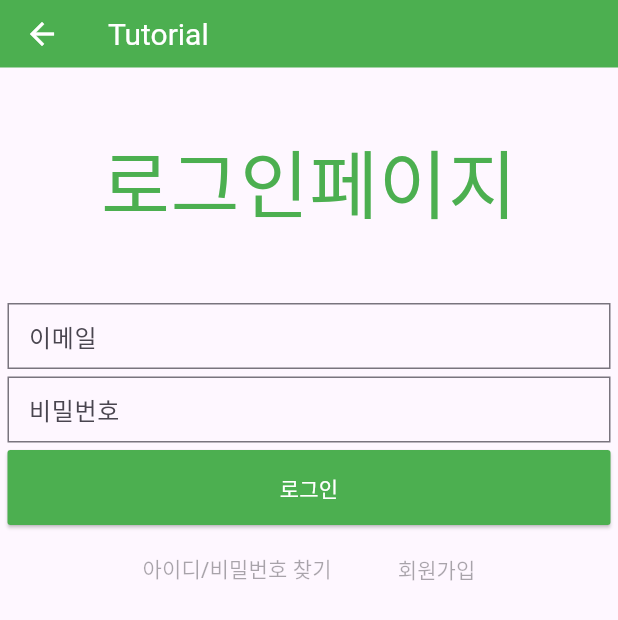
After one commit to asj214/flutter_tutorials, a Flutter app: the screen it shows after launch, after a tap on "Login Page", on a phone screen of 412 x 824 dp. The commit adds this screen. Shown: the top 620 px of the screen. Run offline on Flutter 3.47's test engine with Material 3 defaults, Android fonts, the phone set to English and light mode, and no system bars; our stand-ins replace email_validator.

Commit message:
[TUTORIAL-04] 기본 와꾸 완성

```diff
--- a/lib/pages/home.dart
+++ b/lib/pages/home.dart
@@ -2,6 +2,7 @@ import 'package:flutter/material.dart';
 import 'splash_screen.dart';
 import 'photos/photo_list.dart';
 import 'member/member_join.dart';
+import 'member/login.dart';
 
 class Home extends StatelessWidget {
   const Home({super.key});
@@ -50,6 +51,16 @@ class Home extends StatelessWidget {
             },
             child: const Text('Member Join'),
           ),
+          ElevatedButton(
+            onPressed: () {
+              Navigator.of(context).push(
+                MaterialPageRoute(
+                  builder: (context) => const Login(),
+                ),
+              );
+            },
+            child: const Text('Login Page'),
+          ),
         ]
       )
     );
--- /dev/null
+++ b/lib/pages/member/login.dart
@@ -0,0 +1,138 @@
+import 'package:flutter/material.dart';
+import 'package:email_validator/email_validator.dart';
+import 'package:flutter_tutorials/constants.dart';
+
+class Login extends StatefulWidget {
+  const Login({super.key});
+  @override
+  State<Login> createState() => _Login();
+}
+
+class _Login extends State<Login> {
+  final inputPad = const EdgeInsets.all(10);
+  final _formKey = GlobalKey<FormState>();
+
+  String email = '';
+  String name = '';
+  String password = '';
+
+  @override
+  Widget build(BuildContext context) {
+    return Scaffold(
+      appBar: AppBar(
+        title: const Text(
+          'Tutorial',
+        ),
+      ),
+      body: Form(
+        key: _formKey,
+        child: Column(
+          children: [
+            const Padding(
+              padding: EdgeInsets.fromLTRB(5, 40, 5, 40),
+              child: Text('로그인페이지', style: TextStyle(fontSize: 50, color: Colors.green),),
+            ),
+            Padding(
+              padding: const EdgeInsets.all(5),
+              child: TextFormField(
+                decoration: InputDecoration(
+                  border: OutlineInputBorder(
+                    borderRadius: BorderRadius.circular(0)
+                  ),
+                  focusedBorder: OutlineInputBorder(
+                    borderSide: const BorderSide(color: Colors.green),
+                    borderRadius: BorderRadius.circular(0)
+                  ),
+                  hintText: '이메일',
+                  isDense: true,
+                  contentPadding: inputPad,
+                ),
+                // focusNode: focusNode,
+                validator: (value) {
+                  String chkVal = value.toString();
+                  if (!EmailValidator.validate(chkVal)) {
+                    return 'You Need Press Enter Right Email';
+                  }
+                  return null;
+                },
+                onSaved: (val) {
+                  setState(() {
+                    email = val.toString();
+                  });
+                },
+              ),
+            ),
+            Padding(
+              padding: const EdgeInsets.fromLTRB(5, 0, 5, 5),
+              child: TextFormField(
+                obscureText: true, // 패스워드 항목으로 사용하려면 추가
+                decoration: InputDecoration(
+                  border: OutlineInputBorder(
+                    borderRadius: BorderRadius.circular(0)
+                  ),
+                  focusedBorder: OutlineInputBorder(
+                    borderSide: const BorderSide(color: Colors.green),
+                    borderRadius: BorderRadius.circular(0)
+                  ),
+                  hintText: '비밀번호',
+                  isDense: true,
+                  contentPadding: inputPad
+                ),
+                onSaved: (val) {
+                  setState(() {
+                    password = val.toString();
+                  });
+                },
+              )
+            ),
+            Padding(
+              padding: const EdgeInsets.fromLTRB(5, 0, 5, 5),
+              child: ElevatedButton(
+                style: ElevatedButton.styleFrom(
+                  minimumSize: const Size.fromHeight(50),
+                  backgroundColor: primaryColor,
+                  padding: const EdgeInsets.symmetric(horizontal: 16),
+                  shape: const RoundedRectangleBorder(
+                    borderRadius: BorderRadius.all(Radius.circular(2)),
+                  ),
+                ),
+                onPressed: () => {},
+                child: const Text('로그인', style: TextStyle(color: primaryTextColor))
+              )
+            ),
+            const Padding(
+              padding: EdgeInsets.fromLTRB(5, 0, 5, 5),
+              child: Row(
+                mainAxisAlignment: MainAxisAlignment.center,
+                children: [
+                  TextButton(
+                    // style: TextButton.styleFrom(
+                    //   textStyle: const TextStyle(fontSize: 20),
+                    // ),
+                    onPressed: null,
+                    child: Text('아이디/비밀번호 찾기'),
+                  ),
+
+                  VerticalDivider(
+                    width: 20,
+                    thickness: 1,
+                    indent: 20,
+                    endIndent: 0,
+                    color: Colors.grey,
+                  ),
+                  TextButton(
+                    // style: TextButton.styleFrom(
+                    //   textStyle: const TextStyle(fontSize: 20),
+                    // ),
+                    onPressed: null,
+                    child: Text('회원가입'),
+                  )
+                ],
+              )
+            ),
+          ]
+        )
+      ),
+    );
+  }
+}
```
